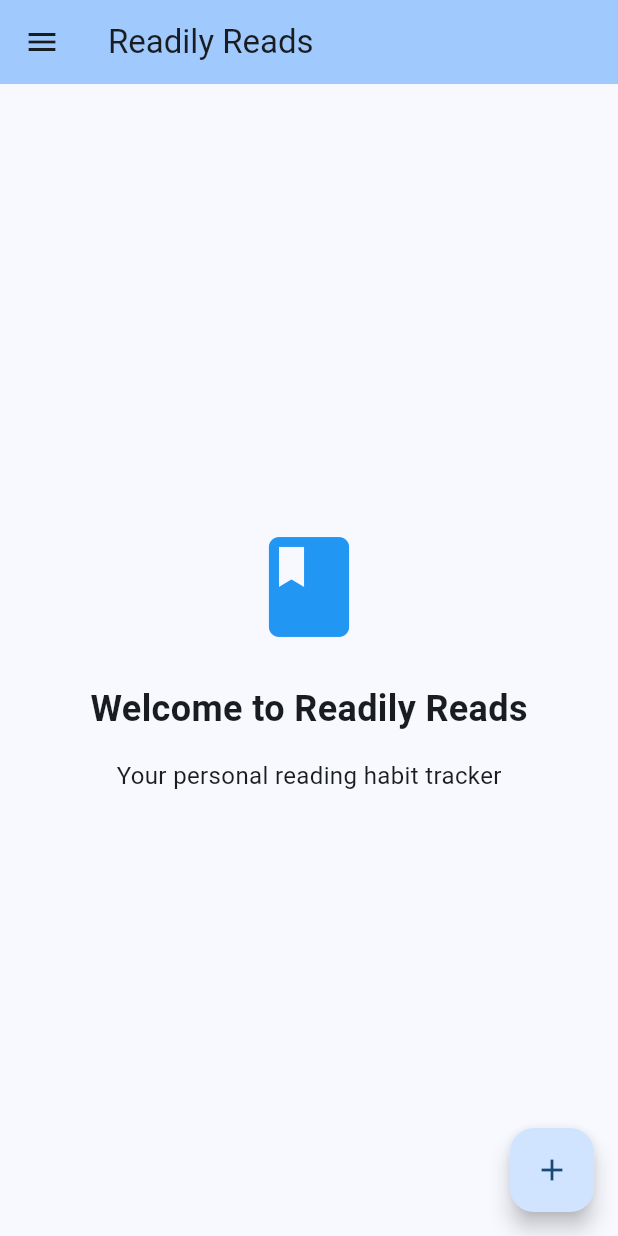
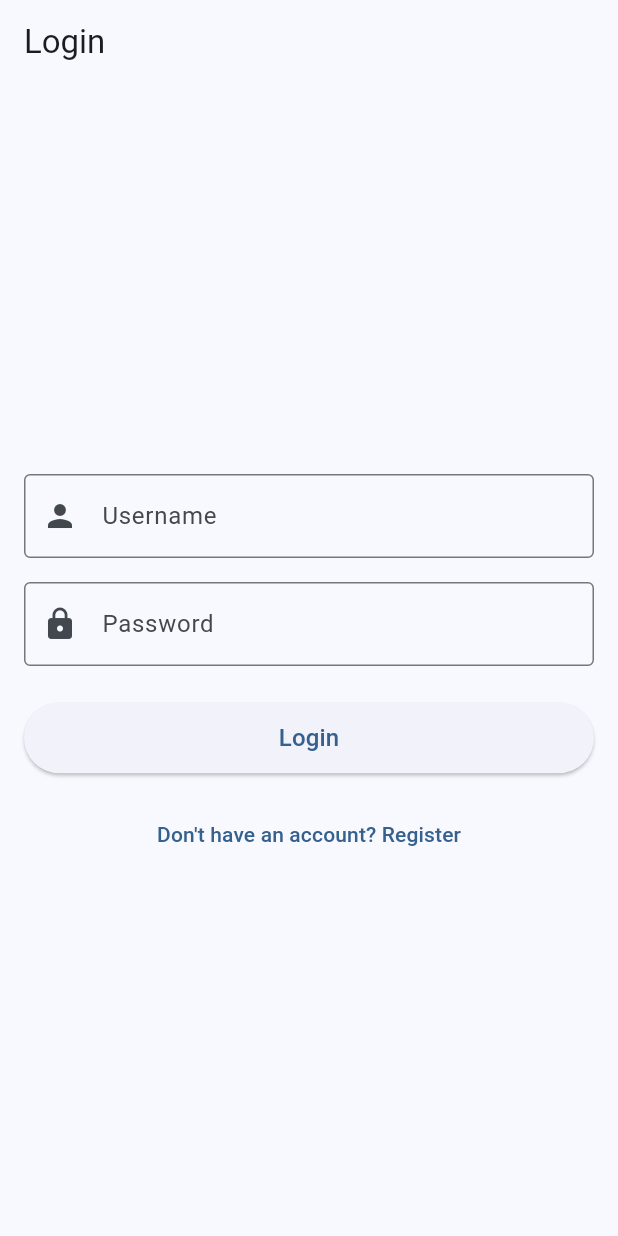
Before and after one commit to saither0204/readily_reads, a Flutter app: the screen it shows after launch, on a phone screen of 412 x 824 dp. Run offline on Flutter 3.47's test engine with Material 3 defaults, Android fonts, the phone set to English and light mode, and no system bars; our stand-ins replace sqflite; accounts and stored records are empty.

Commit message:
added a splash screen, login page and user_model

```diff
--- /dev/null
+++ b/readily_reads/lib/login_page.dart
@@ -0,0 +1,216 @@
+import 'package:flutter/material.dart';
+import 'package:readily_reads/main.dart';
+import 'package:readily_reads/user_model.dart'; // Import your user model file
+
+class LoginPage extends StatefulWidget {
+  const LoginPage({Key? key}) : super(key: key);
+
+  @override
+  _LoginPageState createState() => _LoginPageState();
+}
+
+class _LoginPageState extends State<LoginPage> {
+  final _formKey = GlobalKey<FormState>();
+  final _usernameController = TextEditingController();
+  final _passwordController = TextEditingController();
+  final LoginService _loginService = LoginService();
+
+  bool _isLoading = false;
+  bool _isRegistering = false;
+  String _errorMessage = '';
+
+  @override
+  void dispose() {
+    _usernameController.dispose();
+    _passwordController.dispose();
+    super.dispose();
+  }
+
+  Future<void> _login() async {
+    if (_formKey.currentState?.validate() != true) return;
+
+    setState(() {
+      _isLoading = true;
+      _errorMessage = '';
+    });
+
+    try {
+      final success = await _loginService.loginUser(
+        _usernameController.text.trim(),
+        _passwordController.text,
+      );
+
+      if (success) {
+        // Handle successful login - navigate to home page
+        if (mounted) {
+          Navigator.of(context).pushReplacement(
+            MaterialPageRoute(builder: (context) => const HomePage()),
+          );
+        }
+      } else {
+        setState(() {
+          _errorMessage = 'Invalid username or password';
+          _isLoading = false;
+        });
+      }
+    } catch (e) {
+      setState(() {
+        _errorMessage = 'Login failed: ${e.toString()}';
+        _isLoading = false;
+      });
+    }
+  }
+
+  Future<void> _register() async {
+    if (_formKey.currentState?.validate() != true) return;
+
+    setState(() {
+      _isLoading = true;
+      _errorMessage = '';
+    });
+
+    try {
+      final success = await _loginService.registerUser(
+        _usernameController.text.trim(),
+        _passwordController.text,
+      );
+
+      if (success) {
+        setState(() {
+          _isLoading = false;
+          _isRegistering = false;
+          _errorMessage = 'Registration successful! Please log in.';
+        });
+      } else {
+        setState(() {
+          _errorMessage = 'Registration failed. Username may already exist.';
+          _isLoading = false;
+        });
+      }
+    } catch (e) {
+      setState(() {
+        _errorMessage = 'Registration failed: ${e.toString()}';
+        _isLoading = false;
+      });
+    }
+  }
+
+  @override
+  Widget build(BuildContext context) {
+    return Scaffold(
+      appBar: AppBar(
+        title: Text(_isRegistering ? 'Register' : 'Login'),
+      ),
+      body: Center(
+        child: SingleChildScrollView(
+          padding: const EdgeInsets.all(16.0),
+          child: Form(
+            key: _formKey,
+            child: Column(
+              mainAxisAlignment: MainAxisAlignment.center,
+              crossAxisAlignment: CrossAxisAlignment.stretch,
+              children: [
+                // App logo or icon could go here
+                const SizedBox(height: 16),
+
+                // Username field
+                TextFormField(
+                  controller: _usernameController,
+                  decoration: const InputDecoration(
+                    labelText: 'Username',
+                    border: OutlineInputBorder(),
+                    prefixIcon: Icon(Icons.person),
+                  ),
+                  keyboardType: TextInputType.text,
+                  textInputAction: TextInputAction.next,
+                  validator: (value) {
+                    if (value == null || value.isEmpty) {
+                      return 'Please enter your username';
+                    }
+                    return null;
+                  },
+                ),
+                const SizedBox(height: 16),
+
+                // Password field
+                TextFormField(
+                  controller: _passwordController,
+                  decoration: const InputDecoration(
+                    labelText: 'Password',
+                    border: OutlineInputBorder(),
+                    prefixIcon: Icon(Icons.lock),
+                  ),
+                  obscureText: true,
+                  validator: (value) {
+                    if (value == null || value.isEmpty) {
+                      return 'Please enter your password';
+                    }
+                    if (_isRegistering && value.length < 6) {
+                      return 'Password must be at least 6 characters';
+                    }
+                    return null;
+                  },
+                ),
+                const SizedBox(height: 24),
+
+                // Error message
+                if (_errorMessage.isNotEmpty)
+                  Padding(
+                    padding: const EdgeInsets.only(bottom: 16.0),
+                    child: Text(
+                      _errorMessage,
+                      style: TextStyle(
+                        color: _errorMessage.contains('successful')
+                            ? Colors.green
+                            : Colors.red,
+                      ),
+                      textAlign: TextAlign.center,
+                    ),
+                  ),
+
+                // Login/Register button
+                ElevatedButton(
+                  onPressed:
+                      _isLoading ? null : (_isRegistering ? _register : _login),
+                  child: Padding(
+                    padding: const EdgeInsets.all(12.0),
+                    child: _isLoading
+                        ? const SizedBox(
+                            height: 20,
+                            width: 20,
+                            child: CircularProgressIndicator(
+                              strokeWidth: 2,
+                            ),
+                          )
+                        : Text(
+                            _isRegistering ? 'Register' : 'Login',
+                            style: const TextStyle(fontSize: 16),
+                          ),
+                  ),
+                ),
+                const SizedBox(height: 16),
+
+                // Register/Login toggle
+                TextButton(
+                  onPressed: _isLoading
+                      ? null
+                      : () {
+                          setState(() {
+                            _isRegistering = !_isRegistering;
+                            _errorMessage = '';
+                          });
+                        },
+                  child: Text(
+                    _isRegistering
+                        ? 'Already have an account? Login'
+                        : 'Don\'t have an account? Register',
+                  ),
+                ),
+              ],
+            ),
+          ),
+        ),
+      ),
+    );
+  }
+}
--- a/readily_reads/lib/main.dart
+++ b/readily_reads/lib/main.dart
@@ -1,5 +1,6 @@
 import 'package:flutter/material.dart';
 import 'add_book_page.dart';
+import 'splash_screen.dart'; // Import the new splash screen file
 
 void main() {
   runApp(const ReadilyReads());
@@ -16,7 +17,8 @@
         colorScheme: ColorScheme.fromSeed(seedColor: Colors.blue),
         useMaterial3: true,
       ),
-      home: const HomePage(),
+      home:
+          const SplashScreen(), // Start with the splash screen instead of login page
     );
   }
 }
--- /dev/null
+++ b/readily_reads/lib/user_model.dart
@@ -0,0 +1,131 @@
+import 'package:path/path.dart';
+import 'package:sqflite/sqflite.dart';
+
+// User model class
+class User {
+  final int? id;
+  final String username;
+  final String password; // In a real app, this should be hashed
+
+  User({
+    this.id,
+    required this.username,
+    required this.password,
+  });
+
+  // Convert User object to a Map
+  Map<String, dynamic> toMap() {
+    return {
+      'id': id,
+      'username': username,
+      'password': password, // Should be hashed in production
+    };
+  }
+
+  // Create User object from a Map
+  factory User.fromMap(Map<String, dynamic> map) {
+    return User(
+      id: map['id'],
+      username: map['username'],
+      password: map['password'],
+    );
+  }
+
+  @override
+  String toString() {
+    return 'User{id: $id, username: $username}';
+  }
+}
+
+// Database helper class
+class DatabaseHelper {
+  static final DatabaseHelper _instance = DatabaseHelper._internal();
+  factory DatabaseHelper() => _instance;
+  DatabaseHelper._internal();
+
+  static Database? _database;
+
+  // Get database instance, creating it if it doesn't exist
+  Future<Database> get database async {
+    if (_database != null) return _database!;
+    _database = await _initDatabase();
+    return _database!;
+  }
+
+  // Initialize the database
+  Future<Database> _initDatabase() async {
+    String path = join(await getDatabasesPath(), 'login_database.db');
+    return await openDatabase(
+      path,
+      version: 1,
+      onCreate: _createDb,
+    );
+  }
+
+  // Create tables in the database
+  Future<void> _createDb(Database db, int version) async {
+    await db.execute('''
+      CREATE TABLE users(
+        id INTEGER PRIMARY KEY AUTOINCREMENT,
+        username TEXT UNIQUE,
+        password TEXT
+      )
+    ''');
+  }
+
+  // Insert a user into the database
+  Future<int> insertUser(User user) async {
+    final Database db = await database;
+    return await db.insert(
+      'users',
+      user.toMap(),
+      conflictAlgorithm: ConflictAlgorithm.replace,
+    );
+  }
+
+  // Get a user by username
+  Future<User?> getUserByUsername(String username) async {
+    final Database db = await database;
+    List<Map<String, dynamic>> maps = await db.query(
+      'users',
+      where: 'username = ?',
+      whereArgs: [username],
+    );
+
+    if (maps.isNotEmpty) {
+      return User.fromMap(maps.first);
+    }
+    return null;
+  }
+
+  // Authenticate a user
+  Future<bool> authenticateUser(String username, String password) async {
+    User? user = await getUserByUsername(username);
+    if (user != null && user.password == password) {
+      return true;
+    }
+    return false;
+  }
+}
+
+// Example usage in a login page
+class LoginService {
+  final DatabaseHelper _dbHelper = DatabaseHelper();
+
+  // Register a new user
+  Future<bool> registerUser(String username, String password) async {
+    try {
+      User newUser = User(username: username, password: password);
+      await _dbHelper.insertUser(newUser);
+      return true;
+    } catch (e) {
+      print('Error registering user: $e');
+      return false;
+    }
+  }
+
+  // Login a user
+  Future<bool> loginUser(String username, String password) async {
+    return await _dbHelper.authenticateUser(username, password);
+  }
+}
```
Also changed, not shown: readily_reads/lib/add_book_page.dart (+74 -14 lines), readily_reads/lib/splash_screen.dart (added, +70 -0 lines), 5 other files.
